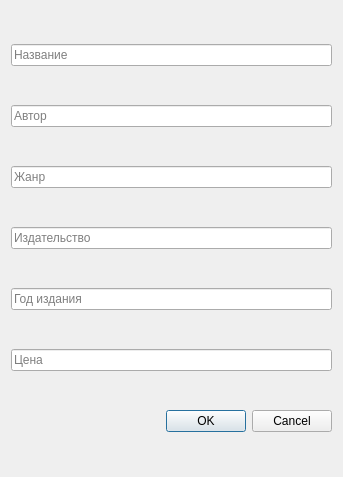
Old version of the form add_book_window.ui in the repository joparino/AccountingSystem.
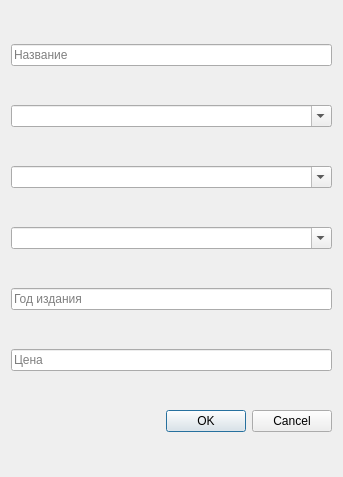
New version of the form.

Commit message: add arrival of book and rework controller

The edit to the form file:
```diff
--- a/add_book_window.ui
+++ b/add_book_window.ui
@@ -28,9 +28,12 @@
    <item row="3" column="0">
     <layout class="QVBoxLayout" name="verticalLayout_3">
      <item>
-      <widget class="QLineEdit" name="lineGenre">
+      <widget class="QComboBox" name="comboGenre">
+       <property name="editable">
+        <bool>true</bool>
+       </property>
        <property name="placeholderText">
-        <string>Жанр</string>
+        <string>Выберите жанр...</string>
        </property>
       </widget>
      </item>
@@ -78,9 +81,12 @@
    <item row="2" column="0">
     <layout class="QVBoxLayout" name="verticalLayout_2">
      <item>
-      <widget class="QLineEdit" name="lineAuthor">
+      <widget class="QComboBox" name="comboAuthor">
+       <property name="editable">
+        <bool>true</bool>
+       </property>
        <property name="placeholderText">
-        <string>Автор</string>
+        <string>Выберите автора...</string>
        </property>
       </widget>
      </item>
@@ -89,9 +95,12 @@
    <item row="4" column="0">
     <layout class="QVBoxLayout" name="verticalLayout_4">
      <item>
-      <widget class="QLineEdit" name="linePublisher">
+      <widget class="QComboBox" name="comboPublisher">
+       <property name="editable">
+        <bool>true</bool>
+       </property>
        <property name="placeholderText">
-        <string>Издательство</string>
+        <string>Выберите издательство...</string>
        </property>
       </widget>
      </item>
```
The commit also changes 14 other files.
